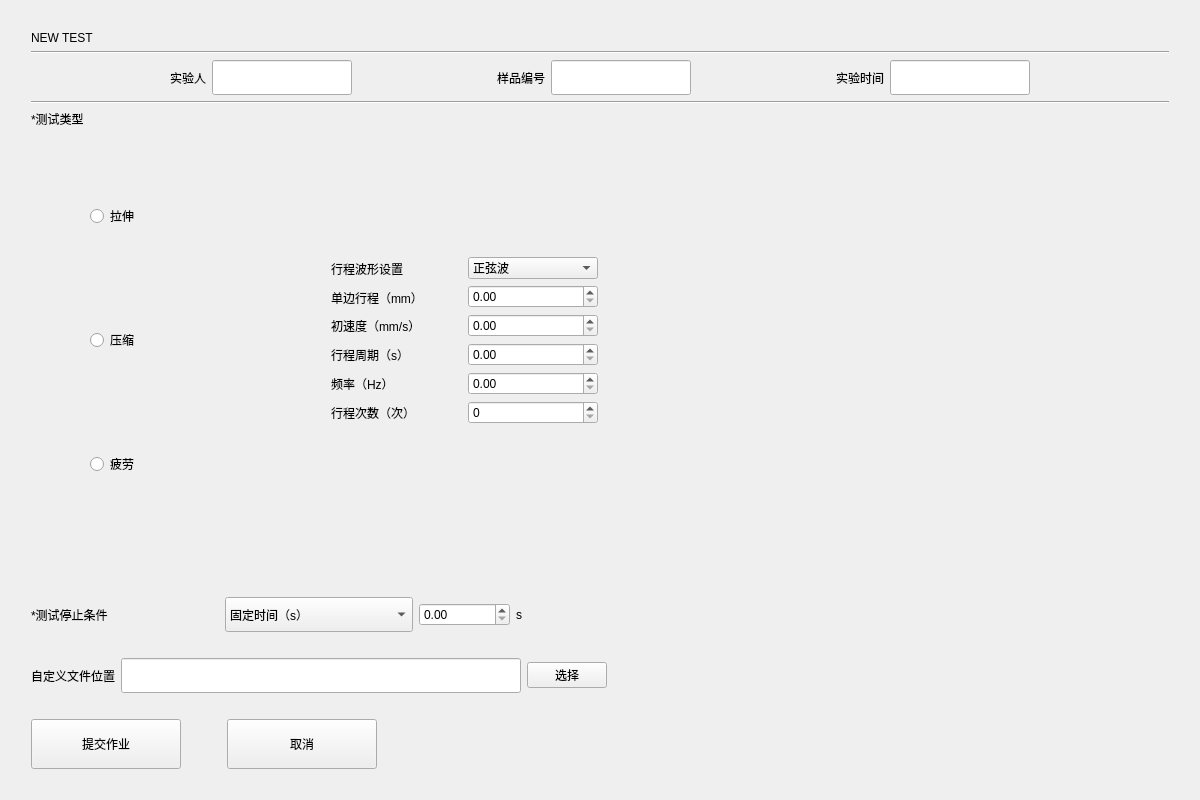
Before: the Qt Designer form newtestwidget.ui in Mr-tang0/TCP-basedmaterial-tensile-testing-machine-control-system, drawn with Qt 5.
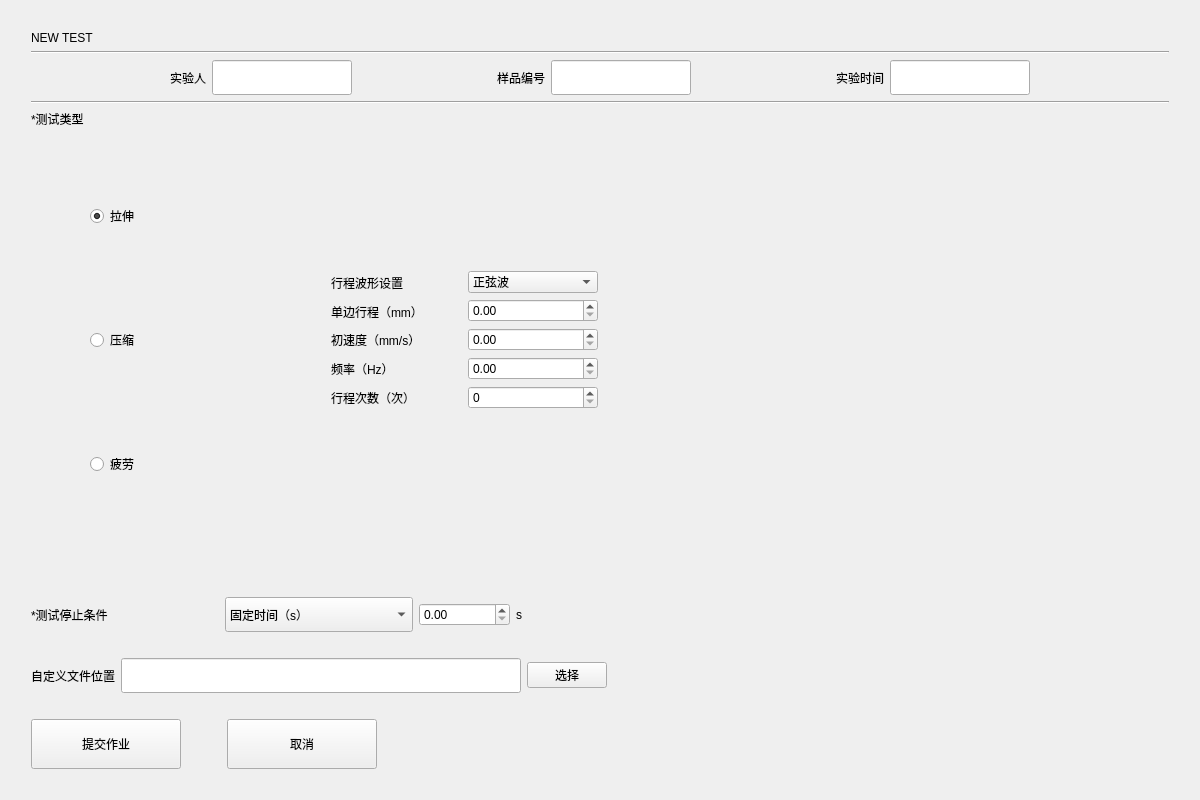
After: the same form once the commit is applied. The open tabs and pages were chosen to show the change.

```diff
--- a/newtestwidget.ui
+++ b/newtestwidget.ui
@@ -241,6 +241,9 @@
                        <property name="text">
                         <string>拉伸</string>
                        </property>
+                       <property name="checked">
+                        <bool>true</bool>
+                       </property>
                       </widget>
                      </item>
                      <item>
@@ -510,13 +513,6 @@
                            </property>
                           </widget>
                          </item>
-                         <item>
-                          <widget class="QLabel" name="label_17">
-                           <property name="text">
-                            <string>行程周期（s）</string>
-                           </property>
-                          </widget>
-                         </item>
                          <item>
                           <widget class="QLabel" name="label_18">
                            <property name="text">
@@ -560,9 +556,6 @@
                          <item>
                           <widget class="QDoubleSpinBox" name="cicleSpeed_doubleSpinBox_9"/>
                          </item>
-                         <item>
-                          <widget class="QDoubleSpinBox" name="circleTime_doubleSpinBox_10"/>
-                         </item>
                          <item>
                           <widget class="QDoubleSpinBox" name="circleFrequecy_doubleSpinBox_11"/>
                          </item>
```
